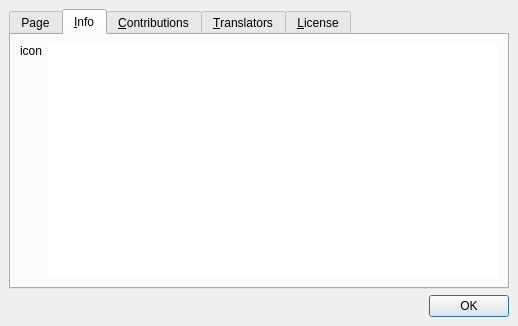
Old version of the form src/gui/about.ui in the repository wilbert2000/wzplayer.
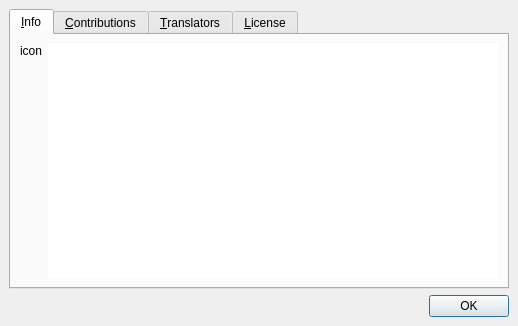
New version of the form. The open tabs and pages were chosen to show the change.

Commit message: Update about dialog

Patch:
```diff
--- a/src/gui/about.ui
+++ b/src/gui/about.ui
@@ -28,11 +28,6 @@
      <property name="currentIndex">
       <number>0</number>
      </property>
-     <widget class="QWidget" name="tab">
-      <attribute name="title">
-       <string>Page</string>
-      </attribute>
-     </widget>
      <widget class="QWidget" name="info_tab">
       <attribute name="title">
        <string>&amp;Info</string>
```
Left out of the diff: 16 changed lines with no effect on the pictures. The commit also changes 4 other files.
